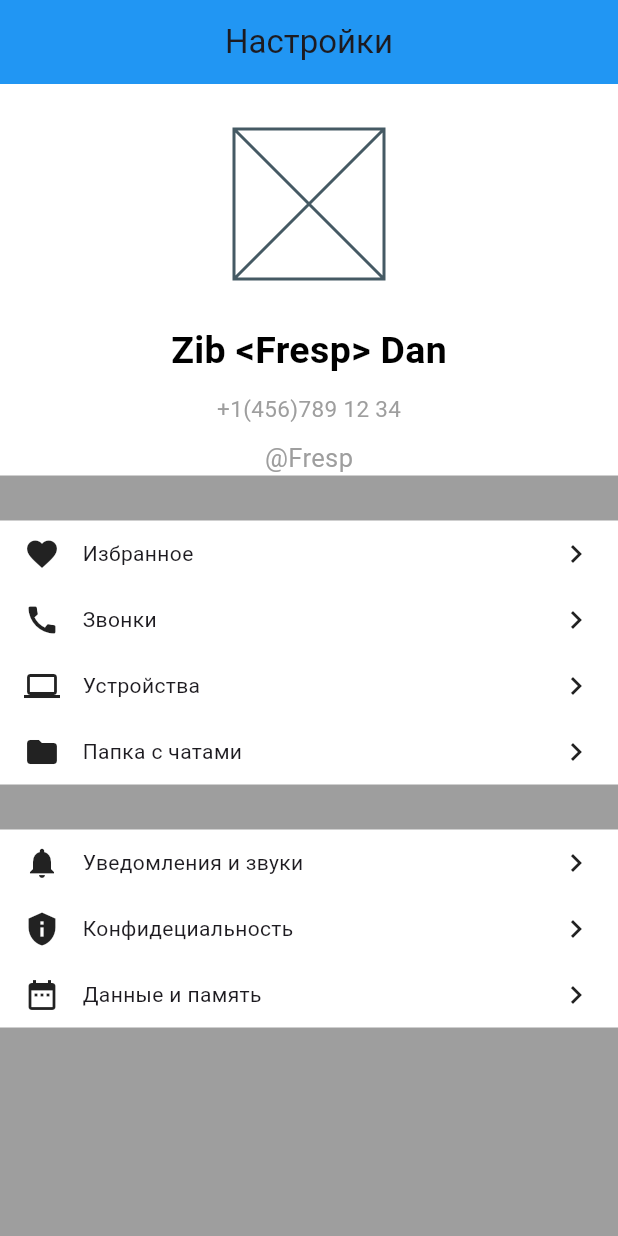
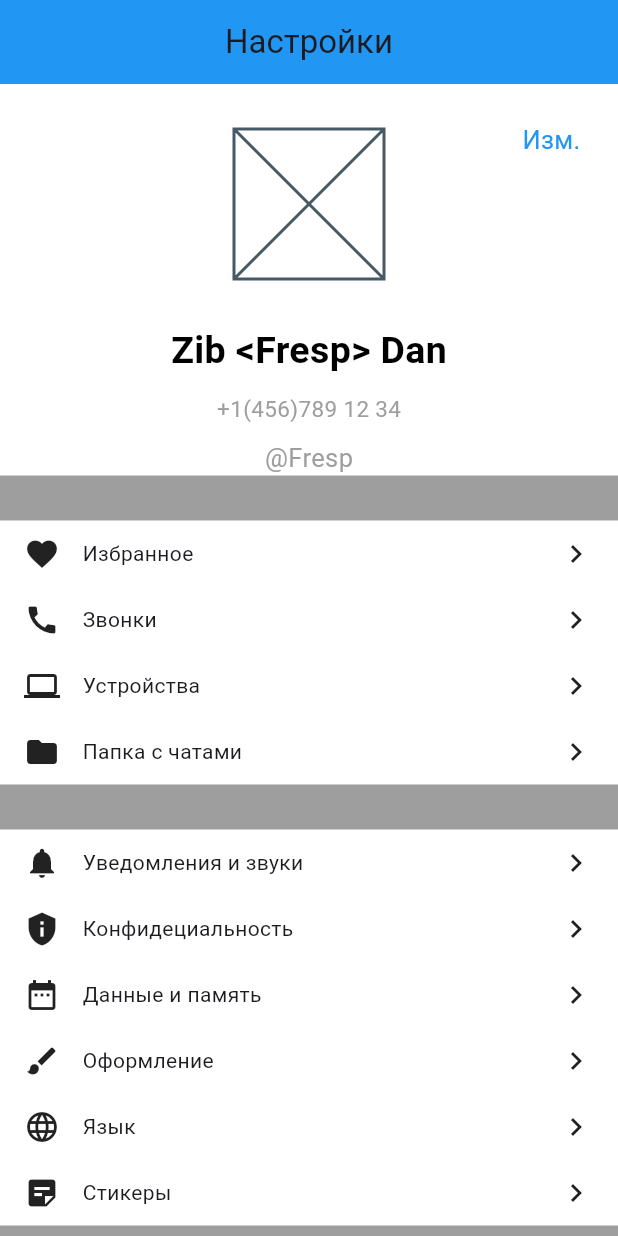
Before and after one commit to DanielZiborov/Stuff, a Flutter app: the screen it shows after launch, on a phone screen of 412 x 824 dp. Run offline on Flutter 3.47's test engine with Material 3 defaults, Android fonts, the phone set to English and light mode, and no system bars.

Commit message:
конец вёрстки

```diff
--- a/lib/widgets/user_profile.dart
+++ b/lib/widgets/user_profile.dart
@@ -8,10 +8,22 @@ class UserProfile extends StatelessWidget {
     MenuRowData(Icons.folder, "Папка с чатами"),
   ];
 
-  List<MenuRowData> secondmenuRow = [
+  List<MenuRowData> secondMenuRow = [
     MenuRowData(Icons.notifications, "Уведомления и звуки"),
     MenuRowData(Icons.privacy_tip, "Конфидециальность"),
     MenuRowData(Icons.date_range, "Данные и память"),
+    MenuRowData(Icons.brush, "Оформление"),
+    MenuRowData(Icons.language, "Язык"),
+    MenuRowData(Icons.sticky_note_2, "Стикеры"),
+  ];
+
+  List<MenuRowData> thirdMenuRow = [
+    MenuRowData(Icons.lock_clock, "Apple Watch"),
+  ];
+
+  List<MenuRowData> fourthMenuRow = [
+    MenuRowData(Icons.help, "Помощь"),
+    MenuRowData(Icons.question_answer, "Вопросы"),
   ];
 
   UserProfile({super.key});
@@ -27,7 +39,7 @@ class UserProfile extends StatelessWidget {
       ),
       body: SizedBox(
         width: double.infinity,
-        child: Column(
+        child: ListView(
           children: [
             const UserInfo(),
             const SizedBox(
@@ -37,7 +49,15 @@ class UserProfile extends StatelessWidget {
             const SizedBox(
               height: 30,
             ),
-            MenuWidget(menuRow: secondmenuRow),
+            MenuWidget(menuRow: secondMenuRow),
+            const SizedBox(
+              height: 30,
+            ),
+            MenuWidget(menuRow: thirdMenuRow),
+            const SizedBox(
+              height: 30,
+            ),
+            MenuWidget(menuRow: fourthMenuRow),
           ],
         ),
       ),
@@ -127,7 +147,9 @@ class UserInfo extends StatelessWidget {
 
   @override
   Widget build(BuildContext context) {
-    return Container(
+    return Stack(
+      children: [
+        Container(
           color: Colors.white,
           width: double.infinity,
           child: const Column(
@@ -150,6 +172,19 @@ class UserInfo extends StatelessWidget {
               _UserNickNameWidget(),
             ],
           ),
+        ),
+        const Positioned(
+          top: 25,
+          right: 25,
+          child: Text(
+            "Изм.",
+            style: TextStyle(
+              color: Colors.blue,
+              fontSize: 17,
+            ),
+          ),
+        ),
+      ],
     );
   }
 }
```
Lines whose indentation alone changed are shown as unchanged.
